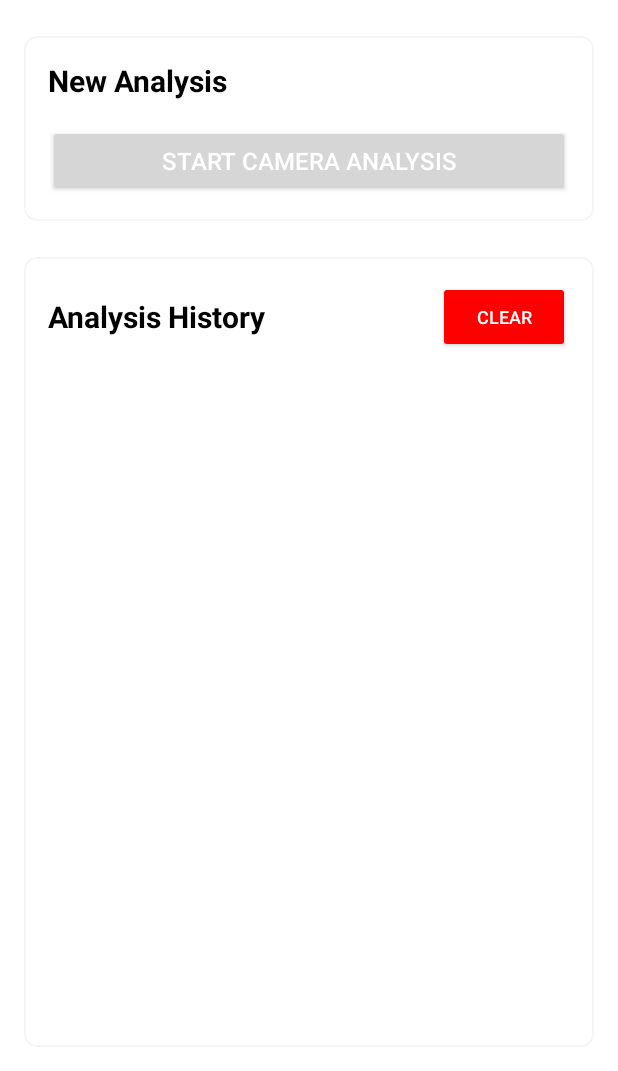
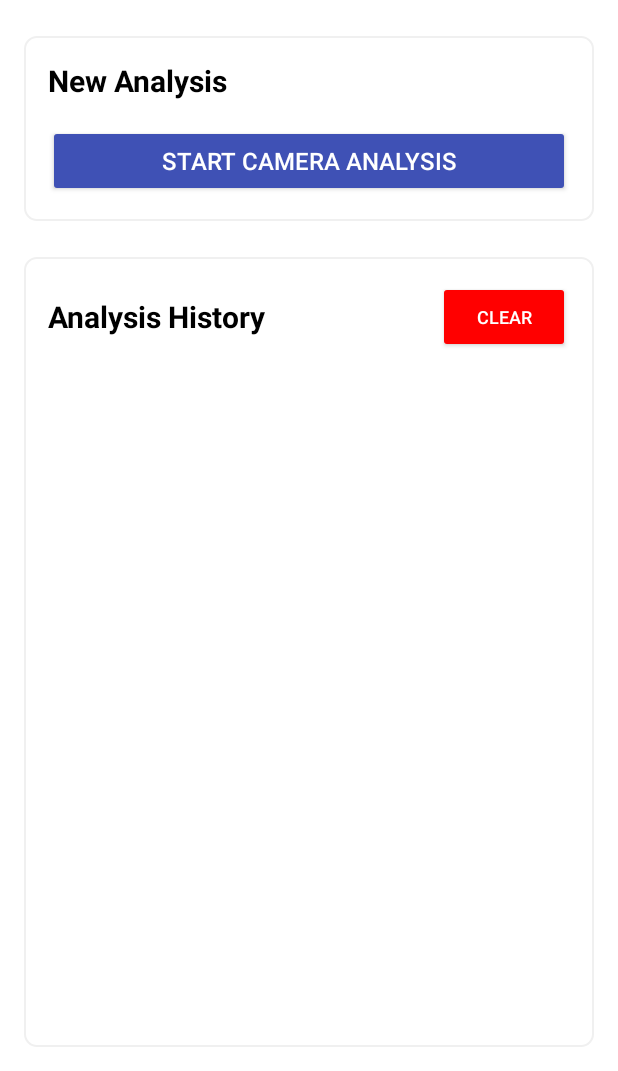
Before and after one commit to morteza-has/DermoMask, an Android app: the screen it shows after launch (HomeActivity), on a phone screen of 412 x 824 dp, the part 165-1236 px from its top. Run offline under Robolectric (Android 15) with nearby library versions, the phone set to English and light mode, and no system bars.

Commit message:
Update colors.xml

```diff
--- a/app/src/main/res/values/colors.xml
+++ b/app/src/main/res/values/colors.xml
@@ -1,15 +1,25 @@
 <?xml version="1.0" encoding="utf-8"?>
 <resources>
+    <!-- Primary brand colors -->
+    <color name="colorPrimary">#3F51B5</color>
+    <color name="colorPrimaryDark">#303F9F</color>
+    <color name="colorAccent">#FF4081</color>
+
+    <!-- Additional colors for the home screen -->
     <color name="purple_200">#FFBB86FC</color>
     <color name="purple_500">#FF6200EE</color>
     <color name="purple_700">#FF3700B3</color>
-    <color name="light_gray">#F5F5F5</color>
-    <color name="dark_gray">#666666</color>
-    <color name="gray">#9E9E9E</color>
-    <color name="teal_200">#FF03DAC5</color>  <!-- Add this line -->
+    <color name="teal_200">#FF03DAC5</color>
     <color name="teal_700">#FF018786</color>
     <color name="black">#FF000000</color>
     <color name="white">#FFFFFFFF</color>
+
+    <!-- Colors for home screen and history -->
+    <color name="light_gray">#F0F0F0</color>
+    <color name="dark_gray">#666666</color>
+    <color name="gray">#888888</color>
     <color name="red">#FF0000</color>
-    <color name="ic_launcher_background">#FFFFFF</color> <!-- Or your preferred background color -->
+
+    <!-- Icon background color -->
+    <color name="ic_launcher_background">#FFFFFF</color>
 </resources>
```
